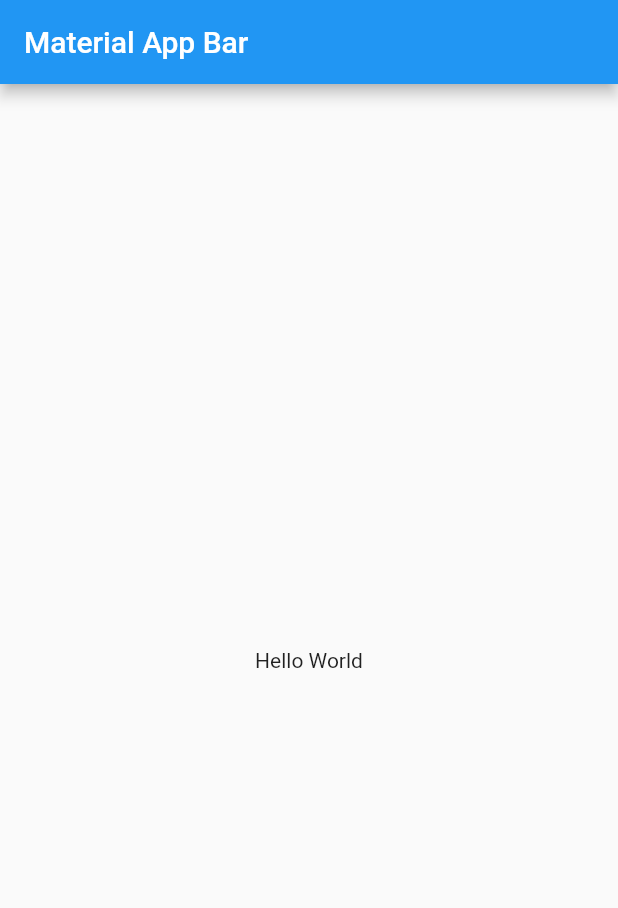
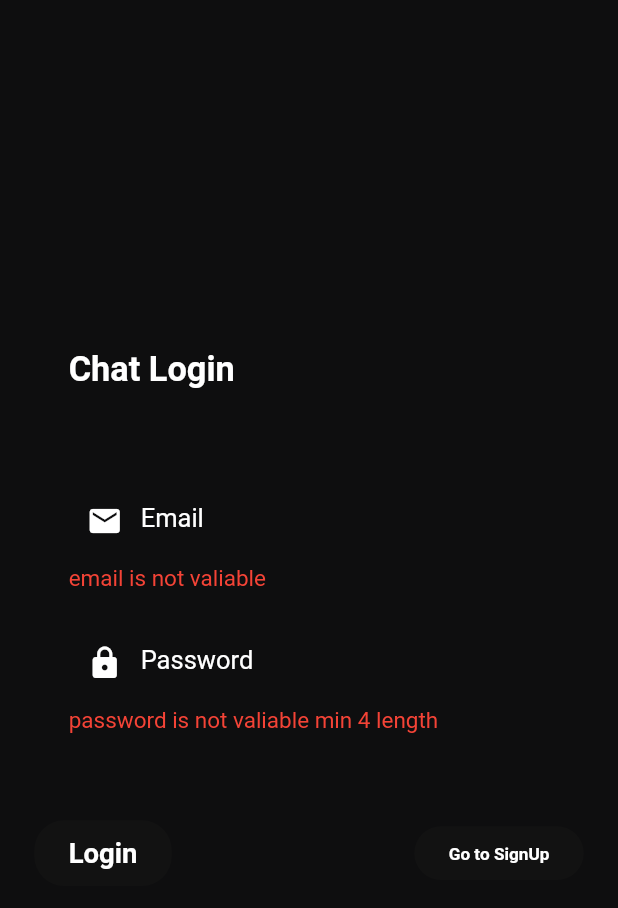
Before and after one commit to Timebear000/chat-flutter-promotion, a Flutter app: the screen it shows after launch, on a phone screen of 412 x 824 dp. Shown: the top 908 px of the screen. Run offline on Flutter 3.47's test engine with Material 2 defaults, Android fonts, the phone set to English and light mode, and no system bars; our stand-ins replace dio, email_validator, flutter_dotenv, flutter_screenutil, get, shared_preferences.

Commit message:
User Auth Work 3 day

```diff
--- /dev/null
+++ b/lib/binding/init_binding.dart
@@ -0,0 +1,8 @@
+import 'package:get/get.dart';
+
+class InitBinding implements Bindings {
+  @override
+  void dependencies() {
+    // Get.put(AuthRepository(), permanent: true);
+  }
+}
--- /dev/null
+++ b/lib/connects/userConnect.dart
@@ -0,0 +1,3 @@
+import 'package:get/get.dart';
+
+class UserRepository extends GetConnect {}
--- a/lib/main.dart
+++ b/lib/main.dart
@@ -1,21 +1,75 @@
+import 'package:chatnest/binding/init_binding.dart';
+import 'package:chatnest/routes/app_page.dart';
+import 'package:chatnest/service/authService.dart';
 import 'package:flutter/material.dart';
+import 'package:flutter/services.dart';
+import 'package:flutter_dotenv/flutter_dotenv.dart';
+import 'package:flutter_screenutil/flutter_screenutil.dart';
+import 'package:get/get.dart';
+import 'package:flutter_localizations/flutter_localizations.dart';
 
-void main() => runApp(MyApp());
+Future<void> main() async {
+  WidgetsFlutterBinding.ensureInitialized();
 
-class MyApp extends StatelessWidget {
+  // await Firebase.initializeApp();
+
+  SystemChrome.setEnabledSystemUIOverlays(SystemUiOverlay.values);
+  SystemChrome.setPreferredOrientations([DeviceOrientation.portraitUp]);
+  await dotenv.load(fileName: ".env");
+
+  const bool version = true;
+
+  await initService();
+  await Future.delayed(Duration(seconds: 2));
+  runApp(MyApp(
+    version: version,
+  ));
+}
+
+Future<void> initService() async {
+  // Auth Service
+  await Get.putAsync(() async => await AuthService());
+}
+
+class MyApp extends StatefulWidget {
+  final bool? version;
+  const MyApp({@required this.version});
+  @override
+  State<MyApp> createState() => _MyAppState();
+}
+
+class _MyAppState extends State<MyApp> {
   @override
   Widget build(BuildContext context) {
-    return MaterialApp(
-      title: 'Material App',
-      home: Scaffold(
-        appBar: AppBar(
-          title: Text('Material App Bar'),
+    return ScreenUtilInit(
+      designSize: Size(360, 640),
+      builder: () => GetMaterialApp(
+        initialBinding: InitBinding(),
+        locale: Locale('ko', 'KR'), // 해당 지역의 번역이 표시
+        fallbackLocale: Locale('ko', 'KR'),
+        localizationsDelegates: [
+          GlobalCupertinoLocalizations.delegate,
+          GlobalMaterialLocalizations.delegate,
+        ],
+        supportedLocales: [
+          const Locale('ko', 'KR'),
+        ],
+        theme: ThemeData(
+          appBarTheme: AppBarTheme(brightness: Brightness.dark),
+          scaffoldBackgroundColor: Colors.black,
+          // fontFamily: "NotoSansKR",
         ),
-        body: Center(
-          child: Container(
-            child: Text('Hello World'),
-          ),
-        ),
+        builder: (context, widget) {
+          return MediaQuery(
+            //Setting font does not change with system font size
+            data: MediaQuery.of(context).copyWith(textScaleFactor: 1.0),
+            child: widget ?? Container(),
+          );
+        },
+        // initialBinding: InitBinding(),
+        debugShowCheckedModeBanner: false,
+        initialRoute: "/login",
+        getPages: AppPages.routes,
       ),
     );
   }
--- /dev/null
+++ b/lib/routes/app_page.dart
@@ -0,0 +1,41 @@
+import 'package:chatnest/screen/auth/login/controller/login_controller.dart';
+import 'package:chatnest/screen/auth/login/view/login_screen.dart';
+import 'package:get/get.dart';
+
+part 'app_routes.dart';
+
+class AppPages {
+  AppPages._();
+
+  static const INITIAL = Routes.LOGIN;
+
+  static final routes = [
+    // GetPage(
+    //   name: _Paths.HOME,
+    //   page: () => HomeScreen(),
+    //   binding: BindingsBuilder(
+    //     () => Get.lazyPut<HomeController>(
+    //       () => HomeController(),
+    //     ),
+    //   ),
+    // ),
+    GetPage(
+      name: _Paths.LOGIN,
+      page: () => LoginScreen(),
+      binding: BindingsBuilder(
+        () => Get.put<LoginController>(
+          LoginController(),
+        ),
+      ),
+    ),
+    // GetPage(
+    //   name: _Paths.Register,
+    //   page: () => RegisterScreen(),
+    //   binding: BindingsBuilder(
+    //     () => Get.lazyPut<RegisterController>(
+    //       () => RegisterController(),
+    //     ),
+    //   ),
+    // ),
+  ];
+}
--- /dev/null
+++ b/lib/routes/app_routes.dart
@@ -0,0 +1,15 @@
+part of 'app_page.dart';
+// DO NOT EDIT. This is code generated via package:get_cli/get_cli.dart
+
+abstract class Routes {
+  Routes._();
+  static const HOME = _Paths.HOME;
+  static const LOGIN = _Paths.LOGIN;
+  static const Register = _Paths.Register;
+}
+
+abstract class _Paths {
+  static const HOME = '/home';
+  static const LOGIN = '/login';
+  static const Register = '/register';
+}
--- /dev/null
+++ b/lib/screen/auth/login/controller/login_controller.dart
@@ -0,0 +1,26 @@
+import 'package:chatnest/service/authService.dart';
+import 'package:flutter/cupertino.dart';
+import 'package:get/get.dart';
+
+class LoginController extends GetxController {
+  static LoginController get to => Get.find();
+
+  @override
+  onInit() {
+    super.onInit();
+  }
+
+  Rx<bool> emailValable = false.obs;
+  Rx<bool> passwordValiable = false.obs;
+  TextEditingController emailController = new TextEditingController();
+  TextEditingController passwordController = new TextEditingController();
+
+  Future<void> LoginProcess() async {
+    var respone = await AuthService.to
+        .sign(email: emailController.text, password: passwordController.text);
+  }
+
+  bool get onLogin => emailValable.value && passwordValiable.value;
+  bool get email => emailValable.value;
+  bool get password => passwordValiable.value;
+}
--- /dev/null
+++ b/lib/screen/auth/login/view/login_screen.dart
@@ -0,0 +1,151 @@
+import 'package:chatnest/screen/auth/login/controller/login_controller.dart';
+import 'package:chatnest/styles/color.dart';
+import 'package:email_validator/email_validator.dart';
+import 'package:flutter/material.dart';
+import 'package:flutter_screenutil/flutter_screenutil.dart';
+import 'package:get/get.dart';
+
+class LoginScreen extends GetView<LoginController> {
+  @override
+  Widget build(BuildContext context) {
+    return Scaffold(
+      body: SafeArea(
+        child: Container(
+          padding: EdgeInsets.symmetric(horizontal: 20.w),
+          width: double.infinity,
+          height: double.infinity,
+          color: AppColor.bodyColorDark,
+          child: Column(
+            mainAxisAlignment: MainAxisAlignment.center,
+            crossAxisAlignment: CrossAxisAlignment.start,
+            mainAxisSize: MainAxisSize.min,
+            children: [
+              Container(
+                width: double.infinity,
+                padding: EdgeInsets.symmetric(horizontal: 20.w),
+                child: Text(
+                  "Chat Login",
+                  style: TextStyle(
+                    color: Colors.white,
+                    fontSize: 20.sp,
+                    fontWeight: FontWeight.bold,
+                  ),
+                ),
+              ),
+              SizedBox(height: 50.w),
+              Container(
+                padding: EdgeInsets.symmetric(horizontal: 20.w, vertical: 5.w),
+                decoration: BoxDecoration(
+                  color: AppColor.bodyColorDark,
+                  borderRadius: BorderRadius.all(Radius.circular(20)),
+                ),
+                child: TextField(
+                  controller: controller.emailController,
+                  style: TextStyle(color: AppColor.textColorDark),
+                  decoration: InputDecoration(
+                      prefixIcon:
+                          Icon(Icons.email, color: AppColor.textColorDark),
+                      hintStyle: TextStyle(color: AppColor.textColorDark),
+                      border: InputBorder.none,
+                      hintText: "Email"),
+                  onChanged: (text) {
+                    print(EmailValidator.validate(text));
+                    controller.emailValable(EmailValidator.validate(text));
+                  },
+                ),
+              ),
+              Obx(() => !controller.email
+                  ? Container(
+                      padding: EdgeInsets.only(left: 20.w),
+                      child: Text('email is not valiable',
+                          style: TextStyle(color: Colors.red)))
+                  : Container()),
+              SizedBox(height: 15.w),
+              Container(
+                padding: EdgeInsets.symmetric(horizontal: 20.w, vertical: 5.w),
+                decoration: BoxDecoration(
+                  color: AppColor.bodyColorDark,
+                  borderRadius: BorderRadius.all(Radius.circular(20)),
+                ),
+                child: TextField(
+                  controller: controller.passwordController,
+                  obscureText: true,
+                  style: TextStyle(color: AppColor.textColorDark),
+                  decoration: InputDecoration(
+                      prefixIcon:
+                          Icon(Icons.lock, color: AppColor.textColorDark),
+                      hintStyle: TextStyle(color: AppColor.textColorDark),
+                      border: InputBorder.none,
+                      hintText: "Password"),
+                  onChanged: (text) {
+                    (text.length >= 4)
+                        ? controller.passwordValiable(true)
+                        : controller.passwordValiable(false);
+                  },
+                ),
+              ),
+              Obx(() => !controller.password
+                  ? Container(
+                      padding: EdgeInsets.only(left: 20.w),
+                      child: Text('password is not valiable min 4 length',
+                          style: TextStyle(color: Colors.red)))
+                  : Container()),
+              SizedBox(height: 15.w),
+              SizedBox(height: 35.w),
+              Container(
+                child: Row(
+                  mainAxisAlignment: MainAxisAlignment.spaceBetween,
+                  children: [
+                    GestureDetector(
+                      onTap: () async {
+                        if (controller.onLogin) {
+                          await controller.LoginProcess();
+                        }
+                      },
+                      child: Container(
+                        decoration: BoxDecoration(
+                          color: AppColor.buttonBackgroundColorDark,
+                          borderRadius: BorderRadius.all(Radius.circular(20)),
+                        ),
+                        padding: EdgeInsets.symmetric(
+                            horizontal: 20.w, vertical: 10.w),
+                        child: Text(
+                          "Login",
+                          style: TextStyle(
+                            color: AppColor.textColorDark,
+                            fontSize: 16.sp,
+                            fontWeight: FontWeight.w600,
+                          ),
+                        ),
+                      ),
+                    ),
+                    GestureDetector(
+                      child: Container(
+                        decoration: BoxDecoration(
+                          color: AppColor.buttonBackgroundColorDark,
+                          borderRadius: BorderRadius.all(Radius.circular(20)),
+                        ),
+                        padding: EdgeInsets.symmetric(
+                            horizontal: 20.w, vertical: 10.w),
+                        child: Text(
+                          "Go to SignUp",
+                          style: TextStyle(
+                            color: Colors.white,
+                            fontSize: 10.sp,
+                            fontWeight: FontWeight.w700,
+                          ),
+                        ),
+                        alignment: Alignment.centerRight,
+                      ),
+                    ),
+                  ],
+                ),
+              ),
+            ],
+          ),
+        ),
+      ),
+      // ),
+    );
+  }
+}
--- a/lib/service/authService.dart
+++ b/lib/service/authService.dart
@@ -1,12 +1,16 @@
 import 'dart:async';
 
+import 'package:dio/dio.dart';
+import 'package:flutter_dotenv/flutter_dotenv.dart';
 import 'package:get/get.dart';
 import 'package:shared_preferences/shared_preferences.dart';
 
 class AuthService extends GetxService {
   static AuthService get to => Get.find();
   late SharedPreferences _storage;
+  String authUrl = "${dotenv.env['baseApi']}/auth";
   late bool loggin = false;
+  Dio dio = new Dio();
   @override
   void onInit() {
     super.onInit();
@@ -18,7 +22,28 @@ class AuthService extends GetxService {
       await _storage.setString("token", token);
   Future<void> delToken() async => await _storage.remove("token");
 
-  Future<void> sign() async {}
+  Future<void> setting() async {}
+
+  Future<bool> sign({required String email, required String password}) async {
+    String device_token = "12341541";
+    String login_url = "${authUrl}/sign";
+    var body = {
+      "email": email,
+      "password": password,
+      "device_token": device_token
+    };
+    try {
+      final response = await dio.post(login_url, data: body);
+      print(response);
+      if (response.statusCode != 201) {
+        return false;
+      }
+      return true;
+    } catch (error) {
+      print(error);
+      return false;
+    }
+  }
 
   Future<void> token_login() async {
     // String login_url = await Dio.p
--- /dev/null
+++ b/lib/styles/color.dart
@@ -0,0 +1,12 @@
+import 'package:flutter/material.dart';
+
+class AppColor {
+  static Color textColor = const Color(0xff9c9c9d);
+  static Color textColorDark = const Color(0xffffffff);
+
+  static Color bodyColor = const Color(0xffffffff);
+  static Color bodyColorDark = const Color(0xff0E0E0F);
+
+  static Color buttonBackgroundColor = const Color(0xffF7F7F7);
+  static Color buttonBackgroundColorDark = const Color(0xff121212);
+}
```
Also changed, not shown: analysis_options.yaml (+26 -26 lines), pubspec.yaml (+9 -1 lines), pubspec.lock, 4 other files.
